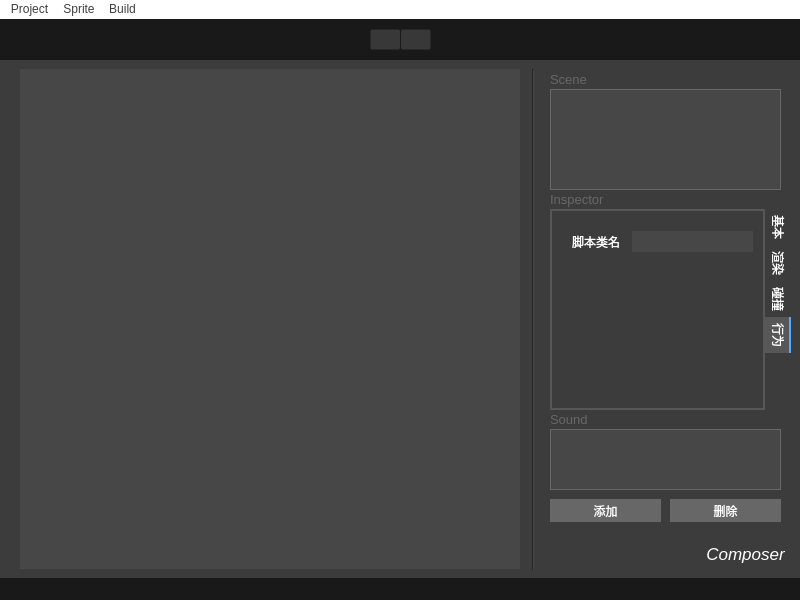
First picture: the form in src/composer/gui/composer.ui, repository limBuddies/GING, before the edit.
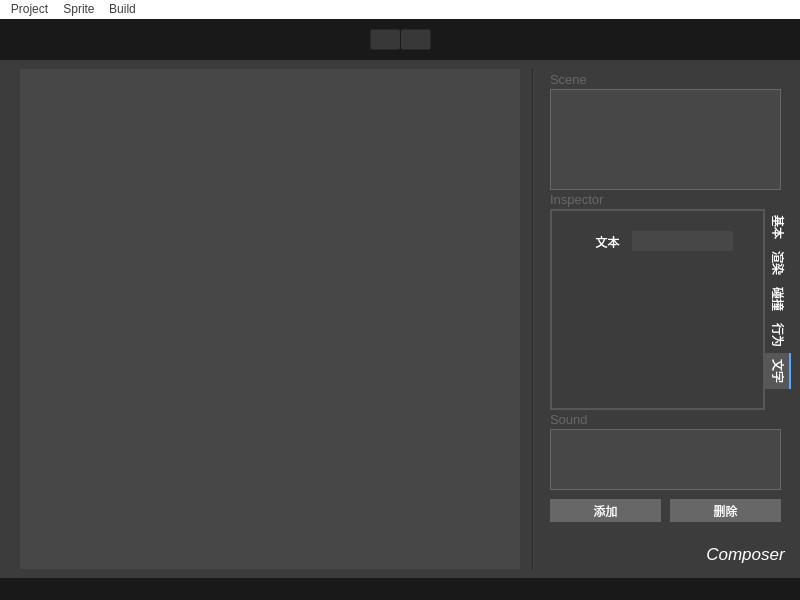
Second picture: the form after the edit. Icons and pictures are not drawn.

Commit message: add: Add text feature for Composer

The edit to the form file:
```diff
--- a/src/composer/gui/composer.ui
+++ b/src/composer/gui/composer.ui
@@ -228,7 +228,7 @@
      <enum>QTabWidget::Rounded</enum>
     </property>
     <property name="currentIndex">
-     <number>3</number>
+     <number>4</number>
     </property>
     <widget class="QWidget" name="transformTab">
      <attribute name="title">
@@ -612,6 +612,45 @@
       </property>
      </widget>
     </widget>
+    <widget class="QWidget" name="textTab">
+     <attribute name="title">
+      <string>文字</string>
+     </attribute>
+     <widget class="QLabel" name="label_16">
+      <property name="geometry">
+       <rect>
+        <x>40</x>
+        <y>20</y>
+        <width>31</width>
+        <height>21</height>
+       </rect>
+      </property>
+      <property name="styleSheet">
+       <string notr="true">color: white;</string>
+      </property>
+      <property name="text">
+       <string>文本</string>
+      </property>
+      <property name="alignment">
+       <set>Qt::AlignCenter</set>
+      </property>
+     </widget>
+     <widget class="QLineEdit" name="textInput">
+      <property name="geometry">
+       <rect>
+        <x>80</x>
+        <y>20</y>
+        <width>101</width>
+        <height>20</height>
+       </rect>
+      </property>
+      <property name="styleSheet">
+       <string notr="true">color: rgb(255, 255, 255);
+background-color: rgb(71, 71, 71);
+border: 0px solid transparent;</string>
+      </property>
+     </widget>
+    </widget>
    </widget>
    <widget class="QLabel" name="label_3">
     <property name="geometry">
```
The commit also changes 2 other files.
